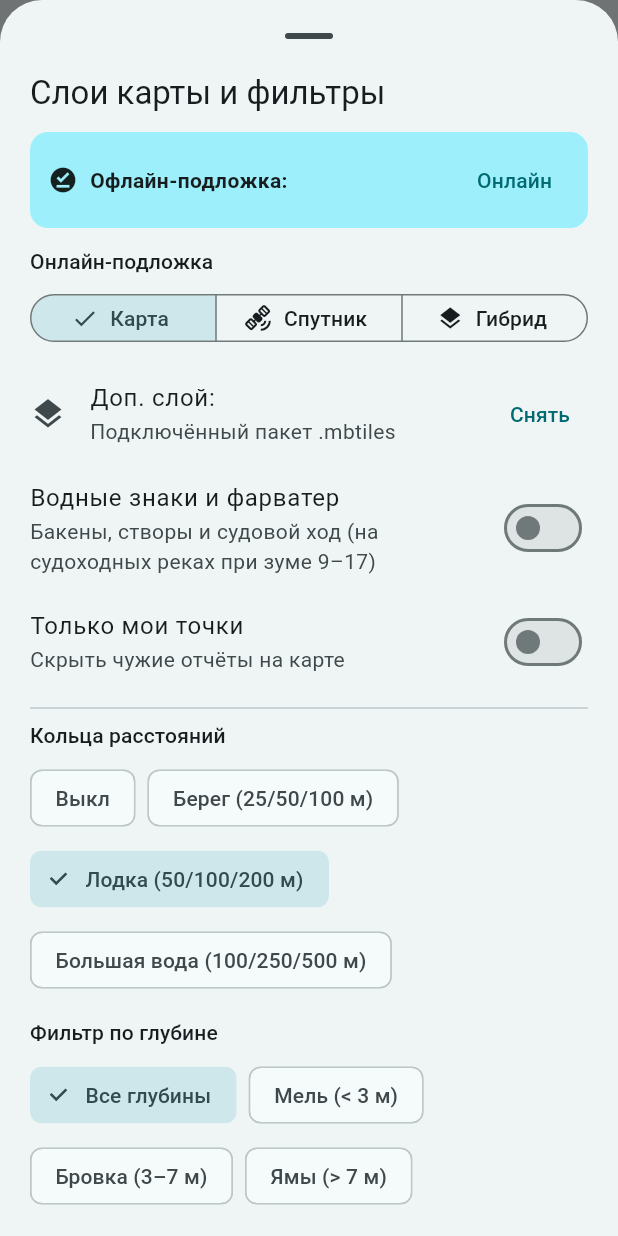
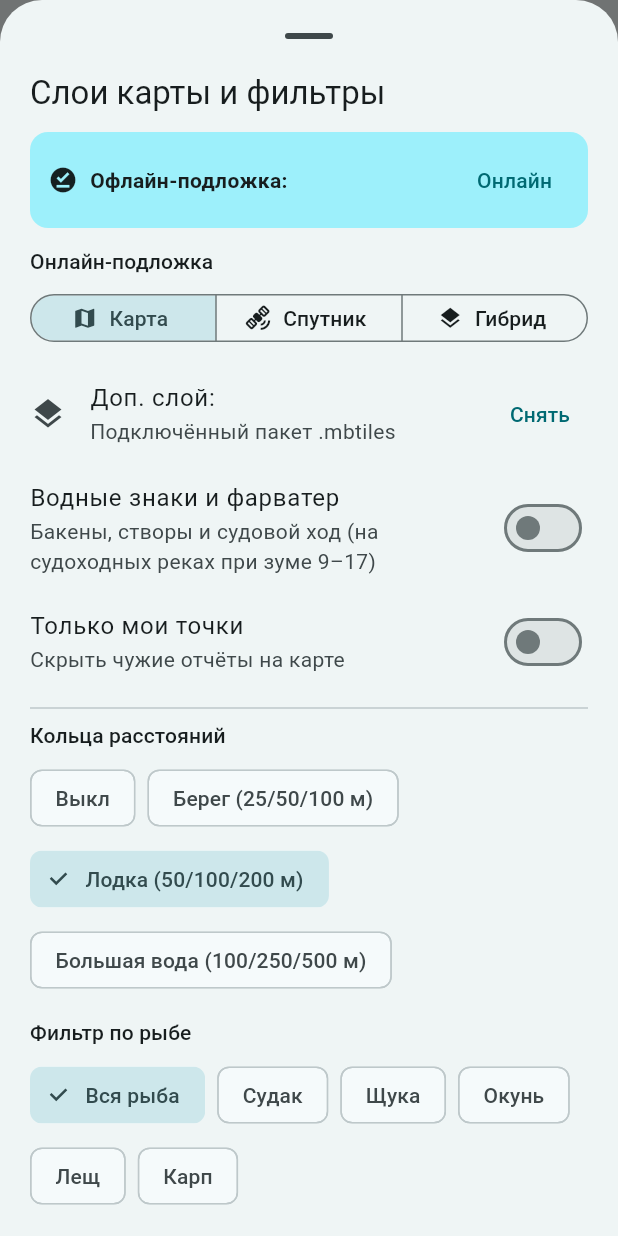
Before and after one commit to officier1973-hub/fishing-radar, a Flutter app: what showLayersSheet() shows on an empty page, opened directly with empty values, on a phone screen of 412 x 824 dp. Run offline on Flutter 3.47's test engine with Material 3 defaults, Android fonts, the phone set to English and light mode, and no system bars; our stand-ins replace file_picker, flutter_map, geolocator, image_picker, latlong2, shared_preferences and 1 more; missing offline and left inert: flutter_map_mbtiles, mbtiles; accounts and stored records are empty.

Commit message:
Update map_sheets.dart

```diff
--- a/lib/widgets/map_sheets.dart
+++ b/lib/widgets/map_sheets.dart
@@ -96,24 +96,35 @@ Future<void> showLayersSheet({
                   SizedBox(
                     width: double.infinity,
                     child: SegmentedButton<BaseMapType>(
+                      showSelectedIcon: false,
                       style: SegmentedButton.styleFrom(
                         visualDensity: VisualDensity.compact,
+                        padding: const EdgeInsets.symmetric(horizontal: 4),
                       ),
                       segments: const [
                         ButtonSegment(
                           value: BaseMapType.standard,
-                          icon: Icon(Icons.map, size: 18),
-                          label: Text('Карта'),
+                          icon: Icon(Icons.map, size: 17),
+                          label: FittedBox(
+                            fit: BoxFit.scaleDown,
+                            child: Text('Карта', maxLines: 1),
+                          ),
                         ),
                         ButtonSegment(
                           value: BaseMapType.satellite,
-                          icon: Icon(Icons.satellite_alt, size: 18),
-                          label: Text('Спутник'),
+                          icon: Icon(Icons.satellite_alt, size: 17),
+                          label: FittedBox(
+                            fit: BoxFit.scaleDown,
+                            child: Text('Спутник', maxLines: 1),
+                          ),
                         ),
                         ButtonSegment(
                           value: BaseMapType.hybrid,
-                          icon: Icon(Icons.layers, size: 18),
-                          label: Text('Гибрид'),
+                          icon: Icon(Icons.layers, size: 17),
+                          label: FittedBox(
+                            fit: BoxFit.scaleDown,
+                            child: Text('Гибрид', maxLines: 1),
+                          ),
                         ),
                       ],
                       selected: {local.baseMap},
@@ -170,24 +181,6 @@ Future<void> showLayersSheet({
                         selected: local.ringPreset == preset,
                         onSelected: (_) =>
                             update(local.copyWith(ringPreset: preset)),
-                      );
-                    }).toList(),
-                  ),
-                  const SizedBox(height: 14),
-                  Text(
-                    'Фильтр по глубине',
-                    style: Theme.of(ctx).textTheme.labelLarge,
-                  ),
-                  const SizedBox(height: 8),
-                  Wrap(
-                    spacing: 8,
-                    runSpacing: 6,
-                    children: DepthFilter.values.map((filter) {
-                      return ChoiceChip(
-                        label: Text(filter.label),
-                        selected: local.depthFilter == filter,
-                        onSelected: (_) =>
-                            update(local.copyWith(depthFilter: filter)),
                       );
                     }).toList(),
                   ),
```
